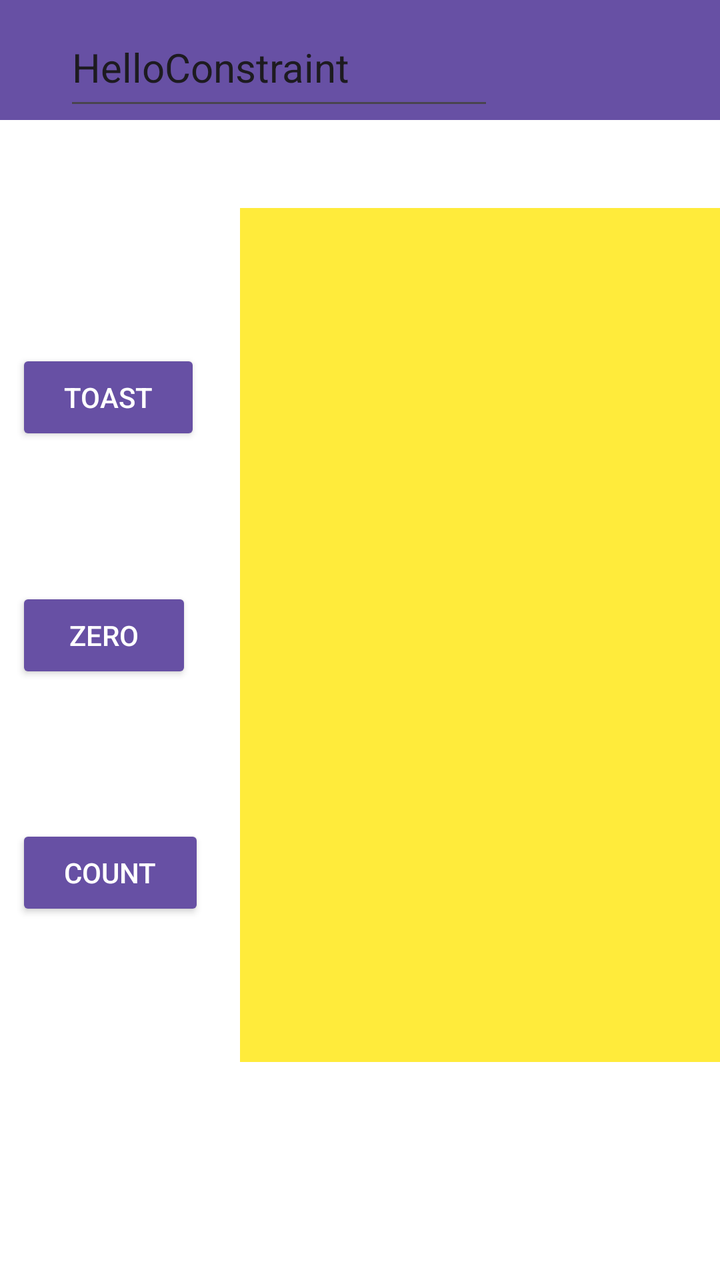
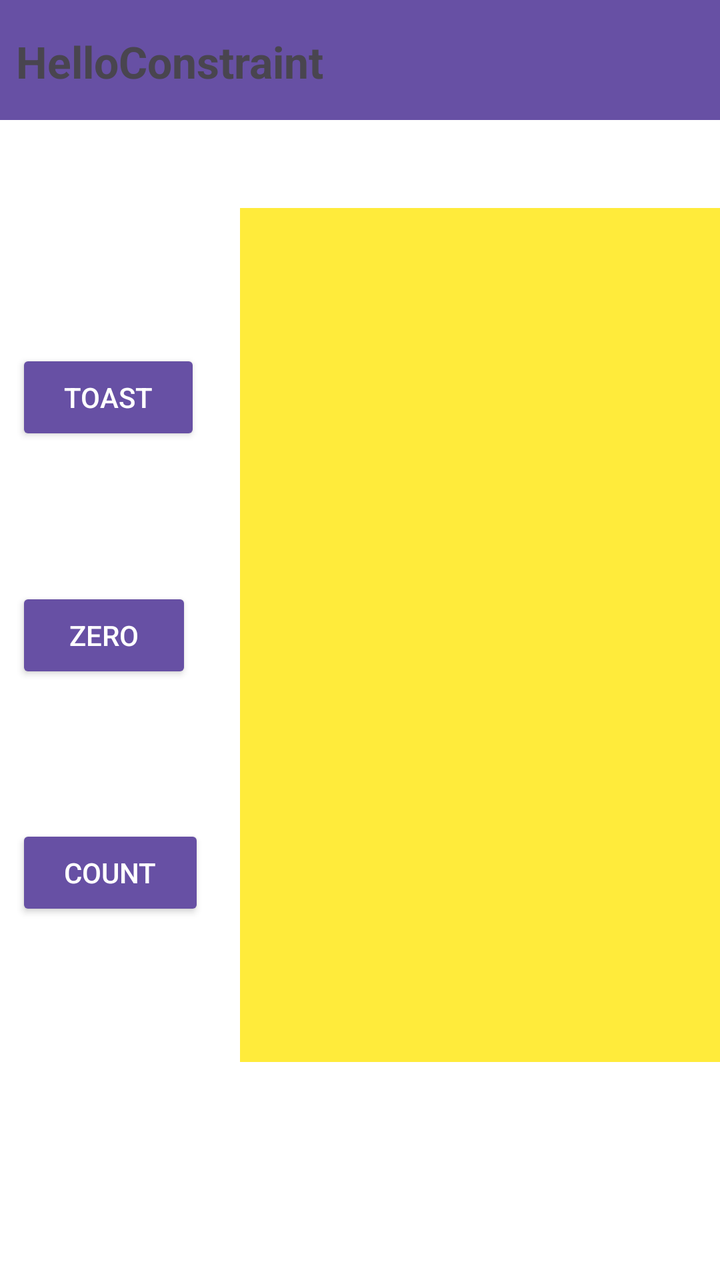

Compare the two renders of this Android layout. The source of the first and the diff that turns it into the second are given below.
<!-- AndroidManifest.xml: application theme Theme.HelloConstraint -->
<!-- res/layout/activity_main.xml -->
<?xml version="1.0" encoding="utf-8"?>
<androidx.constraintlayout.widget.ConstraintLayout xmlns:android="http://schemas.android.com/apk/res/android"
    xmlns:app="http://schemas.android.com/apk/res-auto"
    xmlns:tools="http://schemas.android.com/tools"
    android:id="@+id/main"
    android:layout_width="match_parent"
    android:layout_height="match_parent"
    android:background="#C0C0C0"
    tools:context=".MainActivity">

    <androidx.constraintlayout.widget.ConstraintLayout
        android:layout_width="match_parent"
        android:layout_height="match_parent"
        android:background="@color/white"
        tools:layout_editor_absoluteX="0dp"
        tools:layout_editor_absoluteY="0dp">

        <com.google.android.material.appbar.MaterialToolbar
            android:id="@+id/materialToolbar"
            android:layout_width="412dp"
            android:layout_height="60dp"
            android:background="?attr/colorPrimary"
            android:minHeight="?attr/actionBarSize"
            android:theme="?attr/actionBarTheme"
            app:layout_constraintStart_toStartOf="parent"
            app:layout_constraintTop_toTopOf="parent" />

        <EditText
            android:id="@+id/editTextText"
            android:layout_width="215dp"
            android:layout_height="56dp"
            android:layout_marginStart="32dp"
            android:layout_marginTop="4dp"
            android:ems="10"
            android:inputType="text"
            android:text="HelloConstraint"
            android:textSize="20sp"
            app:layout_constraintStart_toStartOf="@+id/materialToolbar"
            app:layout_constraintTop_toTopOf="@+id/materialToolbar" />

        <Button
            android:id="@+id/button_toast"
            style="@style/Widget.AppCompat.Button"
            android:layout_width="wrap_content"
            android:layout_height="wrap_content"
            android:layout_marginStart="8dp"
            android:text="@string/button_toast"
            app:layout_constraintStart_toStartOf="parent"
            app:layout_constraintTop_toTopOf="@id/show_count"
            app:layout_constraintBottom_toTopOf="@id/button_zero"
            app:layout_constraintVertical_chainStyle="spread" />

        <Button
            android:id="@+id/button_zero"
            style="@style/Widget.AppCompat.Button"
            android:layout_width="wrap_content"
            android:layout_height="wrap_content"
            android:layout_marginStart="8dp"
            android:text="@string/button_zero"
            android:backgroundTint="#808080"
            app:layout_constraintStart_toStartOf="parent"
            app:layout_constraintTop_toBottomOf="@id/button_toast"
            app:layout_constraintBottom_toTopOf="@id/button_count" />

        <Button
            android:id="@+id/button_count"
            style="@style/Widget.AppCompat.Button"
            android:layout_width="wrap_content"
            android:layout_height="wrap_content"
            android:layout_marginStart="8dp"
            android:text="@string/button_count"
            app:layout_constraintStart_toStartOf="parent"
            app:layout_constraintTop_toBottomOf="@id/button_zero"
            app:layout_constraintBottom_toBottomOf="@id/show_count" />

        <TextView
            android:id="@+id/show_count"
            android:layout_width="272dp"
            android:layout_height="427dp"
            android:layout_marginStart="120dp"
            android:layout_marginTop="104dp"
            android:background="#FFEB3B"
            android:gravity="center"
            android:textColor="#0000FF"
            android:textSize="96sp"
            app:layout_constraintStart_toStartOf="parent"
            app:layout_constraintTop_toTopOf="parent" />

    </androidx.constraintlayout.widget.ConstraintLayout>

</androidx.constraintlayout.widget.ConstraintLayout>
<!-- resources referenced by this layout -->
<resources>
  <color name="white">#FFFFFFFF</color>
  <string name="button_count">COUNT</string>
  <string name="button_toast">TOAST</string>
  <string name="button_zero">ZERO</string>
  <style name="Theme.HelloConstraint" parent="Base.Theme.HelloConstraint" />
  <style name="Base.Theme.HelloConstraint" parent="Theme.Material3.DayNight.NoActionBar">
          
          
      </style>
</resources>

<!-- the commit's change to res/layout/activity_main.xml (unified diff, before → after) -->
@@ -24,19 +24,6 @@
             android:theme="?attr/actionBarTheme"
             app:layout_constraintStart_toStartOf="parent"
             app:layout_constraintTop_toTopOf="parent" />
-
-        <EditText
-            android:id="@+id/editTextText"
-            android:layout_width="215dp"
-            android:layout_height="56dp"
-            android:layout_marginStart="32dp"
-            android:layout_marginTop="4dp"
-            android:ems="10"
-            android:inputType="text"
-            android:text="HelloConstraint"
-            android:textSize="20sp"
-            app:layout_constraintStart_toStartOf="@+id/materialToolbar"
-            app:layout_constraintTop_toTopOf="@+id/materialToolbar" />
 
         <Button
             android:id="@+id/button_toast"
@@ -86,6 +73,18 @@
             app:layout_constraintStart_toStartOf="parent"
             app:layout_constraintTop_toTopOf="parent" />
 
+        <TextView
+            android:id="@+id/textView"
+            android:layout_width="159dp"
+            android:layout_height="59dp"
+            android:layout_marginStart="8dp"
+            android:layout_marginTop="16dp"
+            android:text="HelloConstraint"
+            android:textSize="22sp"
+            android:textStyle="bold"
+            app:layout_constraintStart_toStartOf="@+id/materialToolbar"
+            app:layout_constraintTop_toTopOf="parent" />
+
     </androidx.constraintlayout.widget.ConstraintLayout>
 
 </androidx.constraintlayout.widget.ConstraintLayout>
